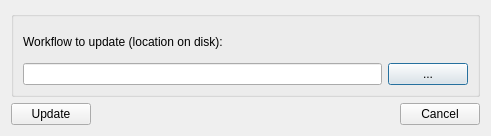
MusculoskeletalAtlasProject/mapclient, file src/mapclient/tools/updateworkflow/qt/updateworkflowdialog.ui: the form before one commit.
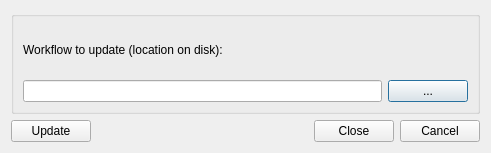
The form after the commit.

Patch:
```diff
--- a/src/mapclient/tools/updateworkflow/qt/updateworkflowdialog.ui
+++ b/src/mapclient/tools/updateworkflow/qt/updateworkflowdialog.ui
@@ -7,7 +7,7 @@
     <x>0</x>
     <y>0</y>
     <width>491</width>
-    <height>136</height>
+    <height>153</height>
    </rect>
   </property>
   <property name="windowTitle">
@@ -72,6 +72,13 @@
        </property>
       </spacer>
      </item>
+     <item>
+      <widget class="QPushButton" name="pushButtonClose">
+       <property name="text">
+        <string>Close</string>
+       </property>
+      </widget>
+     </item>
      <item>
       <widget class="QPushButton" name="pushButtonCancel">
        <property name="text">
```
Left out of the diff: 19 changed lines with no effect on the pictures.
